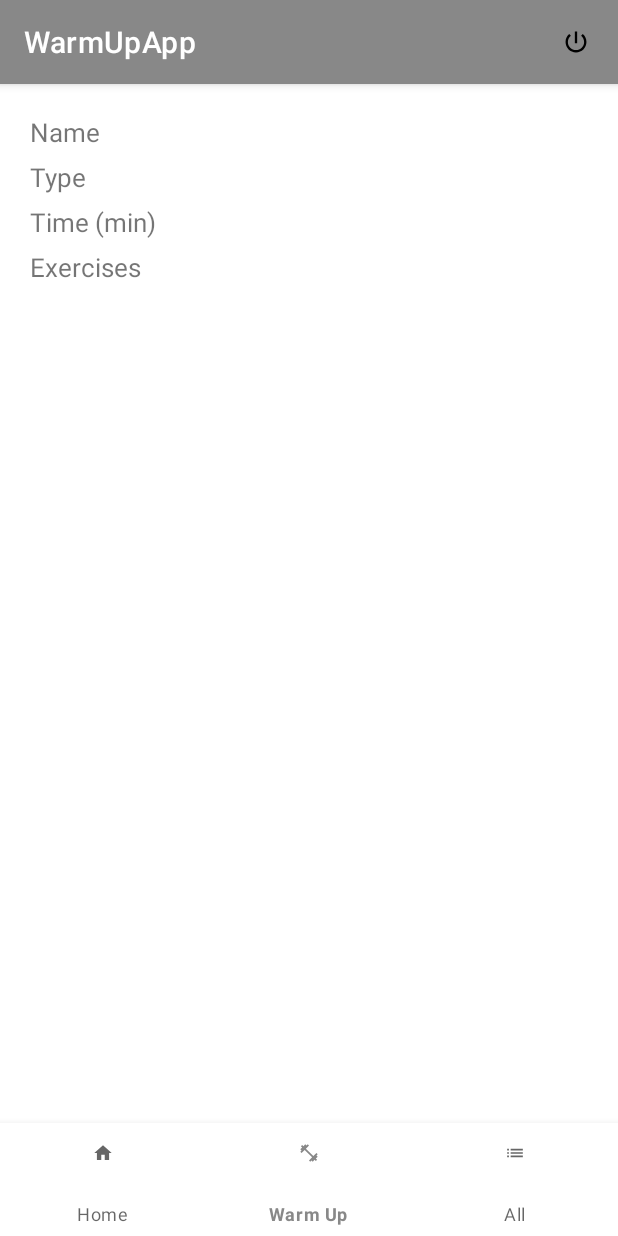
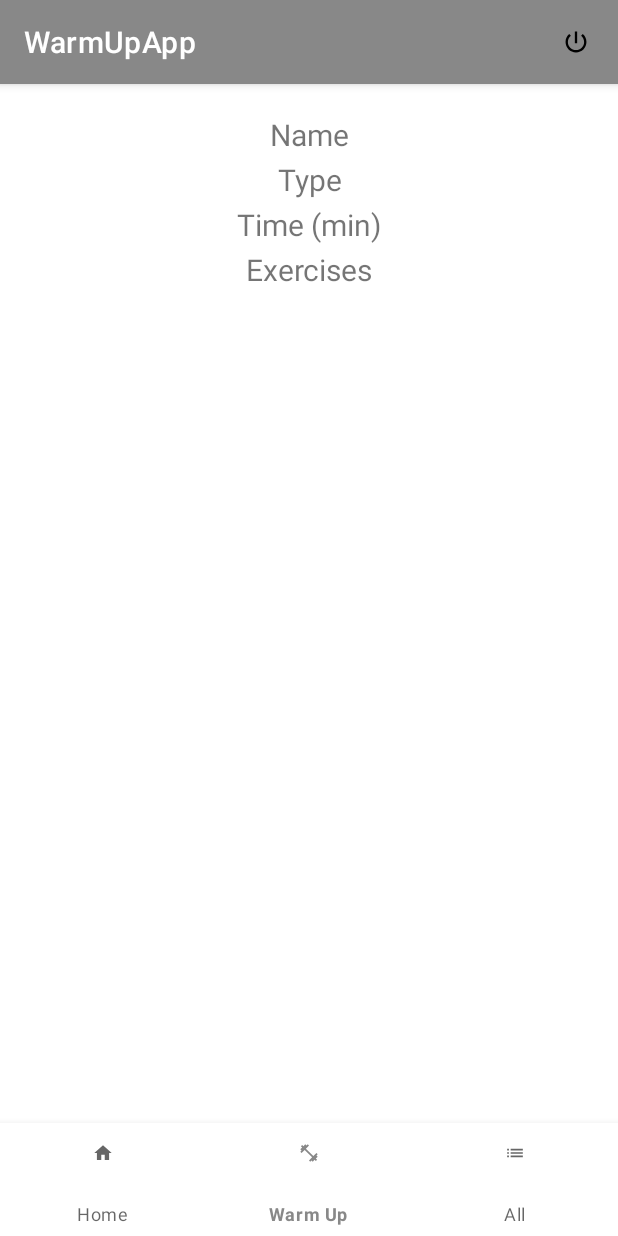
Before and after one commit to inesosoares6/WarmUpApp, an Android app: the fragment FragmentAll placed in its activity, item 2 of the bottom bar chosen, on a phone screen of 412 x 824 dp. Run offline under Robolectric (Android 15) with nearby library versions, the phone set to English and light mode, and no system bars; our stand-ins replace Firebase (no records; nobody signed in at launch, a user with empty details on screens opened directly); 2 statements that could not run were skipped.

Commit message:
Fragment Warm Up - working

```diff
--- a/app/src/main/java/pt/atp/warmupapp/FragmentAll.kt
+++ b/app/src/main/java/pt/atp/warmupapp/FragmentAll.kt
@@ -1,5 +1,6 @@
 package pt.atp.warmupapp
 
+import android.annotation.SuppressLint
 import android.app.Activity
 import android.content.Intent
 import android.os.Bundle
@@ -8,6 +9,7 @@ import android.view.View
 import android.view.ViewGroup
 import android.widget.ListView
 import android.widget.Toast
+import androidx.appcompat.app.AlertDialog
 import androidx.fragment.app.Fragment
 import com.google.android.material.floatingactionbutton.FloatingActionButton
 import com.google.firebase.auth.FirebaseAuth
@@ -18,15 +20,24 @@ class FragmentAll : Fragment(R.layout.fragment_all) {
 
     private val db = FirebaseFirestore.getInstance()
     private var mAuth: FirebaseAuth? = null
+    private val arrayDocs: ArrayList<String> = ArrayList()
+    private val arrayTime: ArrayList<String> = ArrayList()
+    private val arrayType: ArrayList<String> = ArrayList()
+    private val arrayName: ArrayList<String> = ArrayList()
+    private val arrayExercises: ArrayList<String> = ArrayList()
+    private var numWarmUps = 0
 
     override fun onCreateView(inflater: LayoutInflater, container: ViewGroup?, savedInstanceState: Bundle?): View {
 
         val rootView: View = inflater.inflate(R.layout.fragment_all,container,false)
-        val arrayName: ArrayList<String> = ArrayList()
-        val arrayTime: ArrayList<String> = ArrayList()
-        val arrayType: ArrayList<String> = ArrayList()
         val newButton: FloatingActionButton = rootView.findViewById(R.id.newButton)
         mAuth= FirebaseAuth.getInstance()
+
+        arrayDocs.clear()
+        arrayName.clear()
+        arrayType.clear()
+        arrayTime.clear()
+        arrayExercises.clear()
 
         newButton.setOnClickListener{
             val intent = Intent(context,ActivityAddWarmUp::class.java)
@@ -37,18 +48,33 @@ class FragmentAll : Fragment(R.layout.fragment_all) {
             db.collection("users").document(it).collection("warm-ups").get()
                     .addOnSuccessListener { result ->
                         for(document in result){
+                            arrayDocs.add(document.id)
                             arrayName.add(document["name"].toString())
                             arrayType.add(document["type"].toString())
-                            arrayTime.add(document["time"].toString()+" min")
+                            arrayTime.add(document["time"].toString())
+                            arrayExercises.add(document["exercises"].toString())
                         }
-                        if(arrayName.size == 1){
-                            sendData(rootView, arrayName,arrayType, arrayTime)
-                        } else{
-                            sendData(rootView, arrayName.reversed() as ArrayList<String>, arrayType.reversed() as ArrayList<String>, arrayTime.reversed() as ArrayList<String>)
+                        when (arrayDocs.size) {
+                            0 -> {
+                                Toast.makeText(context,getString(R.string.add_new_warm_up), Toast.LENGTH_LONG).show()
+                            }
+                            else -> {
+                                sendData(rootView, arrayName, arrayType, arrayTime)
+                            }
                         }
                     }
                     .addOnFailureListener {
                         Toast.makeText(context,getString(R.string.error_getting_documents), Toast.LENGTH_LONG).show()
+                    }
+        }
+
+        mAuth!!.currentUser?.email?.let {
+            db.collection("users").document(it).get()
+                    .addOnSuccessListener { result ->
+                        numWarmUps=result["numWarmUps"].toString().toInt()
+                    }
+                    .addOnFailureListener {
+                        Toast.makeText(context, getString(R.string.error_getting_numWarmUps), Toast.LENGTH_LONG).show()
                     }
         }
 
@@ -59,5 +85,55 @@ class FragmentAll : Fragment(R.layout.fragment_all) {
         val myListAdapter = WarmUpAdapter(context as Activity, arrayName.toTypedArray(), arrayType.toTypedArray(), arrayTime.toTypedArray())
         val listView: ListView = rootView.findViewById(R.id.listViewAll)
         listView.adapter = myListAdapter
+
+        listView.setOnItemClickListener { adapterView, _, position, _ ->
+            val itemIdAtPos = adapterView.getItemIdAtPosition(position)
+
+            val dialogBuilder = AlertDialog.Builder(context as Activity)
+            dialogBuilder.setMessage(getString(R.string.performAction))
+                    .setCancelable(false)
+                    .setPositiveButton(getString(R.string.favorite)) { _, _ ->
+                        setAsFavorite(itemIdAtPos.toInt())
+                    }
+                    .setNegativeButton(getString(R.string.deleteFromList)) { _, _ ->
+                        deleteFromList(itemIdAtPos.toInt())
+                    }
+                    .setNeutralButton(getString(R.string.cancelElimination)) { dialog, _ ->
+                        dialog.cancel()
+                    }
+            val alert = dialogBuilder.create()
+            alert.setTitle(getString(R.string.warm_up) + " #" + (itemIdAtPos+1))
+            alert.show()
+        }
+    }
+
+    private fun deleteFromList(idList: Int) {
+        mAuth?.currentUser?.email?.let {
+            db.collection("users").document(it).collection("warm-ups").document(arrayDocs[idList]).delete()
+            Toast.makeText(context, getString(R.string.warm_up_deleted_successful), Toast.LENGTH_LONG).show()
+        }
+        mAuth?.currentUser?.email?.let {
+            db.collection("users").document(it).update(mapOf("numWarmUps" to (numWarmUps-1)))
+        }
+    }
+
+    @SuppressLint("ResourceType")
+    private fun setAsFavorite(idList: Int) {
+        val favWarmUp = hashMapOf(
+        "name" to arrayName[idList],
+        "type" to arrayType[idList],
+        "time" to arrayTime[idList],
+        "exercises" to arrayExercises[idList]
+        )
+        mAuth?.currentUser?.email?.let {
+            db.collection("users").document(it).collection("default").document("warm-up").set(favWarmUp)
+                    .addOnSuccessListener {
+//                        Toast.makeText(context, activity?.getString(R.string.warm_up_addition_successful), Toast.LENGTH_LONG).show()
+                        activity?.supportFragmentManager?.beginTransaction()?.replace(R.id.flFragment,FragmentWarmUp())?.commit()
+                    }
+                    .addOnFailureListener {
+                        Toast.makeText(context, activity?.getString(R.string.error_adding_warm_up), Toast.LENGTH_LONG).show()
+                    }
+        }
     }
 }
--- a/app/src/main/java/pt/atp/warmupapp/FragmentWarmUp.kt
+++ b/app/src/main/java/pt/atp/warmupapp/FragmentWarmUp.kt
@@ -1,14 +1,47 @@
 package pt.atp.warmupapp
 
+import android.annotation.SuppressLint
 import android.os.Bundle
 import android.view.LayoutInflater
 import android.view.View
 import android.view.ViewGroup
+import android.widget.TextView
+import android.widget.Toast
 import androidx.fragment.app.Fragment
+import com.google.firebase.auth.FirebaseAuth
+import com.google.firebase.firestore.FirebaseFirestore
 
 class FragmentWarmUp : Fragment(R.layout.fragment_warmup) {
 
+    private val db = FirebaseFirestore.getInstance()
+    private var mAuth: FirebaseAuth? = null
+
+
+    @SuppressLint("SetTextI18n")
     override fun onCreateView(inflater: LayoutInflater, container: ViewGroup?, savedInstanceState: Bundle?): View? {
-        return super.onCreateView(inflater, container, savedInstanceState)
+
+        val rootView: View = inflater.inflate(R.layout.fragment_warmup,container,false)
+        val nameText: TextView = rootView.findViewById(R.id.warm_up_name)
+        val typeText: TextView = rootView.findViewById(R.id.warm_up_type)
+        val timeText: TextView = rootView.findViewById(R.id.warm_up_time)
+        val exercisesText: TextView = rootView.findViewById(R.id.warm_up_exercises)
+        mAuth= FirebaseAuth.getInstance()
+
+        mAuth!!.currentUser?.email?.let {
+            db.collection("users").document(it).collection("default").document("warm-up").get()
+                    .addOnSuccessListener { result ->
+                        if(result["name"]!=null){
+                            nameText.text = result["name"].toString()
+                            typeText.text = result["type"].toString()
+                            timeText.text = result["time"].toString()+" min"
+                            exercisesText.text = result["exercises"].toString()
+                        }
+                    }
+                    .addOnFailureListener {
+                        Toast.makeText(context,getString(R.string.error_getting_documents), Toast.LENGTH_LONG).show()
+                    }
+        }
+
+        return rootView
     }
 }
--- a/app/src/main/java/pt/atp/warmupapp/models/WarmUpAdapter.kt
+++ b/app/src/main/java/pt/atp/warmupapp/models/WarmUpAdapter.kt
@@ -12,7 +12,7 @@ import pt.atp.warmupapp.R
 class WarmUpAdapter(private val context: Activity, private val name: Array<String>, private val type: Array<String>, private val time: Array<String>)
     : ArrayAdapter<String>(context, R.layout.layout_all_list, name) {
 
-    @SuppressLint("ViewHolder", "InflateParams")
+    @SuppressLint("ViewHolder", "InflateParams", "SetTextI18n")
     override fun getView(position: Int, view: View?, parent: ViewGroup): View {
         val inflater = context.layoutInflater
         val rowView = inflater.inflate(R.layout.layout_all_list, null, true)
@@ -25,7 +25,7 @@ class WarmUpAdapter(private val context: Activity, private val name: Array<Strin
         imageView.setImageResource(R.drawable.logo)
         nameText.text = name[position]
         typeText.text = type[position]
-        timeText.text = time[position]
+        timeText.text = time[position] + " min"
 
         return rowView
     }
--- a/app/src/main/res/layout/fragment_warmup.xml
+++ b/app/src/main/res/layout/fragment_warmup.xml
@@ -10,62 +10,58 @@
     <TextView
         android:id="@+id/warm_up_name"
         android:text="@string/warm_up_name"
-        android:layout_width="wrap_content"
+        android:layout_width="match_parent"
         android:layout_height="wrap_content"
-        android:layout_marginLeft="20dp"
         android:layout_marginTop="20dp"
-        android:textSize="17sp"
+        android:textSize="20sp"
+        android:gravity="center_horizontal"
         app:layout_constraintStart_toStartOf="parent"
         app:layout_constraintEnd_toEndOf="parent"
         app:layout_constraintTop_toTopOf="parent"
-        app:layout_constraintHorizontal_bias="0.0"
-        tools:ignore="MissingConstraints"
-        android:layout_marginStart="20dp" />
+        android:layout_marginStart="20dp"
+        android:layout_marginEnd="20dp" />
 
     <TextView
         android:id="@+id/warm_up_type"
         android:text="@string/warm_up_type"
-        android:layout_width="wrap_content"
+        android:layout_width="match_parent"
         android:layout_height="wrap_content"
-        android:layout_marginLeft="20dp"
         android:layout_marginTop="30dp"
-        android:textSize="17sp"
+        android:textSize="20sp"
+        android:gravity="center_horizontal"
         app:layout_constraintStart_toStartOf="parent"
         app:layout_constraintEnd_toEndOf="parent"
         app:layout_constraintTop_toTopOf="@+id/warm_up_name"
-        app:layout_constraintHorizontal_bias="0.0"
-        tools:ignore="MissingConstraints"
-        android:layout_marginStart="20dp" />
+        android:layout_marginStart="20dp"
+        android:layout_marginEnd="20dp" />
 
     <TextView
         android:id="@+id/warm_up_time"
         android:text="@string/warm_up_time"
-        android:layout_width="wrap_content"
+        android:layout_width="match_parent"
         android:layout_height="wrap_content"
-        android:layout_marginLeft="20dp"
         android:layout_marginTop="30dp"
-        android:textSize="17sp"
+        android:textSize="20sp"
+        android:gravity="center_horizontal"
         app:layout_constraintStart_toStartOf="parent"
         app:layout_constraintEnd_toEndOf="parent"
         app:layout_constraintTop_toTopOf="@+id/warm_up_type"
-        app:layout_constraintHorizontal_bias="0.0"
-        tools:ignore="MissingConstraints"
-        android:layout_marginStart="20dp" />
+        android:layout_marginStart="20dp"
+        android:layout_marginEnd="20dp" />
 
     <TextView
         android:id="@+id/warm_up_exercises"
         android:text="@string/warm_up_exercises"
-        android:layout_width="wrap_content"
+        android:layout_width="match_parent"
         android:layout_height="wrap_content"
-        android:layout_marginLeft="20dp"
         android:layout_marginTop="30dp"
-        android:textSize="17sp"
+        android:textSize="20sp"
+        android:gravity="center_horizontal"
         app:layout_constraintStart_toStartOf="parent"
         app:layout_constraintEnd_toEndOf="parent"
         app:layout_constraintTop_toTopOf="@+id/warm_up_time"
-        app:layout_constraintHorizontal_bias="0.0"
-        tools:ignore="MissingConstraints"
-        android:layout_marginStart="20dp" />
+        android:layout_marginStart="20dp"
+        android:layout_marginEnd="20dp"/>
 
 
 </androidx.constraintlayout.widget.ConstraintLayout>
--- a/app/src/main/res/values/strings.xml
+++ b/app/src/main/res/values/strings.xml
@@ -39,4 +39,10 @@
     <string name="submit">Submit</string>
     <string name="error_getting_numWarmUps">Error getting numWarmUps</string>
     <string name="error_getting_documents">Error getting documents</string>
+    <string name="performAction">What action do you want to perform with this Warm Up?</string>
+    <string name="favorite">Predefine as favorite</string>
+    <string name="deleteFromList">Delete from list</string>
+    <string name="cancelElimination">Cancel</string>
+    <string name="warm_up_deleted_successful">Warm Up deleted successfully</string>
+    <string name="add_new_warm_up">Warm Up list is empty. Add new warm-up.</string>
 </resources>
```
